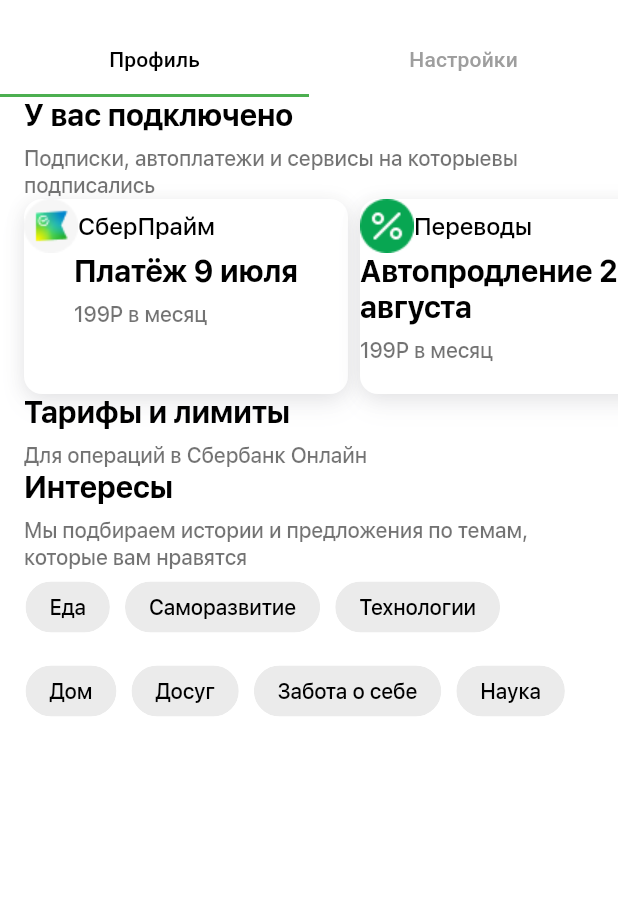
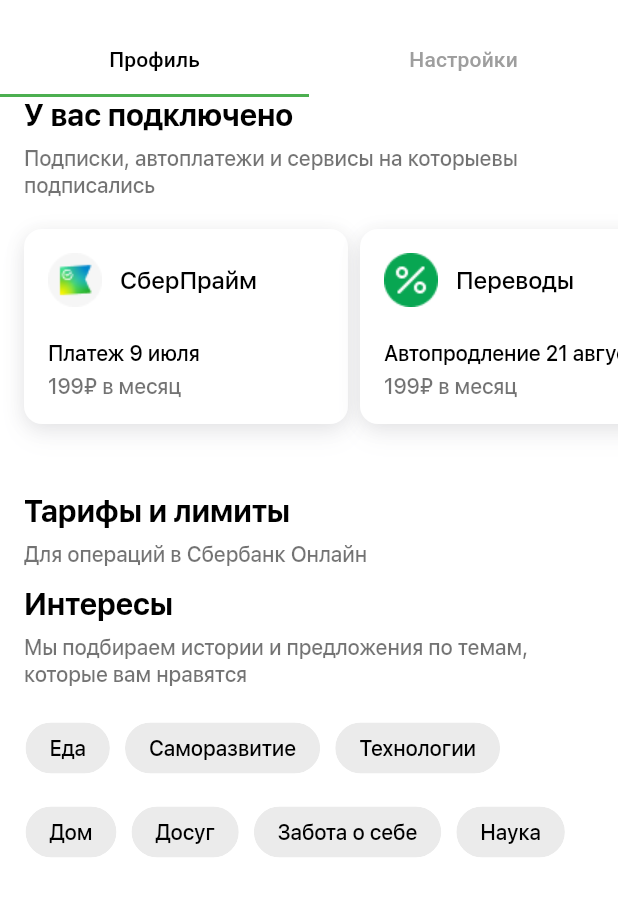
Before and after one commit to Nailloon/Sber_app, a Flutter app: the screen it shows after launch, on a phone screen of 412 x 824 dp, the part 275-1191 px from its top. Run offline on Flutter 3.47's test engine with Material 3 defaults, Android fonts, the phone set to English and light mode, and no system bars; generated files the repository leaves out were written again.

Commit message:
Improve appearence or UI off screen. Some changes

```diff
--- a/lib/main.dart
+++ b/lib/main.dart
@@ -1,7 +1,5 @@
 import 'package:flutter/material.dart';
 import 'package:sber_app_filyakin/screens/profileTabScreen.dart';
-import 'package:sber_app_filyakin/widgets/cards.dart';
-import 'package:sber_app_filyakin/widgets/headerAndText.dart';
 import 'package:sber_app_filyakin/widgets/sliverAppBarWithImage.dart';
 import 'package:sber_app_filyakin/utils/Strings.dart';
 import 'package:sber_app_filyakin/utils/TextThemes.dart';
@@ -35,8 +33,8 @@
             brightness: Brightness.light,
             primary: Colors.black,
             onPrimary: Colors.grey,
-            secondary: Colors.lightGreenAccent,
-            onSecondary: Colors.lightGreenAccent,
+            secondary: Colors.green,
+            onSecondary: Colors.green,
             error: Colors.red,
             onError: Colors.redAccent,
             background: Colors.white,
@@ -45,7 +43,7 @@
             onSurface: Colors.black),
         useMaterial3: true,
       ),
-      home: Home(),
+      home: const Home(),
     );
   }
 }
@@ -62,7 +60,7 @@
         child: NestedScrollView(
           headerSliverBuilder: (BuildContext context, bool innerBoxIsScrolled) {
             return <Widget>[
-              sliverAppBarWithImage(),
+              const sliverAppBarWithImage(),
               SliverAppBarTabBar(tabs: tabs)
             ];
           },
--- a/lib/screens/profileTabScreen.dart
+++ b/lib/screens/profileTabScreen.dart
@@ -10,24 +10,34 @@
   @override
   Widget build(BuildContext context) {
     var chipsText = [
-      "Еда",
-      "Саморазвитие",
-      "Технологии",
-      "Дом",
-      "Досуг",
-      "Забота о себе",
-      "Наука"
+      Strings.of(context).food,
+      Strings.of(context).selfDevelopment,
+      Strings.of(context).technologies,
+      Strings.of(context).home,
+      Strings.of(context).leisure,
+      Strings.of(context).selfcare,
+      Strings.of(context).science,
     ];
     var cards = [
       CardInfo(
-          labelText: "СберПрайм",
-          underCardText:
-              HeaderAndText(label: "Платёж 9 июля", text: "199Р в месяц"),
+          labelText: Strings.of(context).sberPrime,
+          underCardText: HeaderAndText(
+            label: Strings.of(context).paymentDate,
+            text: Strings.of(context).paymentPrice,
+            height: 4,
+            labelStyle: Theme.of(context).textTheme.labelMedium,
+            textStyle: Theme.of(context).textTheme.labelSmall,
+          ),
           image: "assets/images/sverPrime.png"),
       CardInfo(
-          labelText: "Переводы",
+          labelText: Strings.of(context).transfer,
           underCardText: HeaderAndText(
-              label: "Автопродление 21 августа", text: "199Р в месяц"),
+            label: Strings.of(context).paymentDate2,
+            text: Strings.of(context).paymentPrice,
+            height: 4,
+            labelStyle: Theme.of(context).textTheme.labelMedium,
+            textStyle: Theme.of(context).textTheme.labelSmall,
+          ),
           image: "assets/images/percent.png")
     ];
     return SafeArea(
@@ -46,19 +56,31 @@
                   child: Column(
                     crossAxisAlignment: CrossAxisAlignment.start,
                     children: [
-                      HeaderAndText(
+                      Padding(
+                        padding: const EdgeInsets.only(bottom: 20.0),
+                        child: HeaderAndText(
                           label: Strings.of(context).services,
                           text: Strings.of(context).servicesText,
                         ),
-                      SizedBox(
+                      ),
+                      Padding(
+                        padding: const EdgeInsets.only(bottom: 46.0),
+                        child: SizedBox(
                             height: 130,
                             child: ListViewWithMyCards(myCards: cards)),
-                      HeaderAndText(
+                      ),
+                      Padding(
+                        padding: const EdgeInsets.only(bottom: 12.0),
+                        child: HeaderAndText(
                             label: Strings.of(context).tariffs,
                             text: Strings.of(context).operations),
-                      HeaderAndText(
+                      ),
+                      Padding(
+                        padding: const EdgeInsets.only(bottom: 16.0),
+                        child: HeaderAndText(
                             label: Strings.of(context).interests,
                             text: Strings.of(context).interestsDescription),
+                      ),
                       ChipsWidget(
                           chipList: chipsText,
                           neutralColor:
--- a/lib/widgets/cards.dart
+++ b/lib/widgets/cards.dart
@@ -22,7 +22,7 @@
           decoration: BoxDecoration(
               color: Colors.white,
               borderRadius: BorderRadius.circular(12),
-              boxShadow: [
+              boxShadow: const [
                 BoxShadow(
                   color: Color(0x114F4F6C),
                   blurRadius: 14,
@@ -36,20 +36,29 @@
                   spreadRadius: 0,
                 )
               ]),
+          child: Padding(
+            padding: const EdgeInsets.all(16.0),
             child: Column(
-            mainAxisAlignment: MainAxisAlignment.start,
+              crossAxisAlignment: CrossAxisAlignment.start,
               children: [
                 Row(
                   children: [
                     Image.asset(cardInfo.image),
+                    const SizedBox(
+                      width: 12.0,
+                    ),
                     Text(
                       cardInfo.labelText,
                       style: Theme.of(context).textTheme.bodyMedium,
                     )
                   ],
                 ),
+                const SizedBox(
+                  height: 22.0,
+                ),
                 cardInfo.underCardText
               ],
+            ),
           ),
         ));
   }
@@ -58,17 +67,17 @@
 class ListViewWithMyCards extends StatelessWidget {
   final List<CardInfo> myCards;
 
-const ListViewWithMyCards({Key? key, required this.myCards}) : super(key: key);
+  const ListViewWithMyCards({Key? key, required this.myCards})
+      : super(key: key);
 
   @override
   Widget build(BuildContext context) {
     return ListView.separated(
       separatorBuilder: (BuildContext context, int index) {
-      return SizedBox(width:8.0);
+        return const SizedBox(width: 8.0);
       },
       clipBehavior: Clip.none,
       scrollDirection: Axis.horizontal,
-
       physics: const BouncingScrollPhysics(
           parent: AlwaysScrollableScrollPhysics(),
           decelerationRate: ScrollDecelerationRate.fast),
--- a/lib/widgets/chips.dart
+++ b/lib/widgets/chips.dart
@@ -5,7 +5,8 @@
   final Color neutralColor;
   final Color selectedColor;
 
-  ChipsWidget({
+  const ChipsWidget({
+    super.key,
     required this.chipList,
     required this.neutralColor,
     required this.selectedColor,
@@ -35,7 +36,7 @@
             widget.chipList[index],
             style: Theme.of(context).textTheme.labelMedium,
           ),
-          shape: StadiumBorder(),
+          shape: const StadiumBorder(),
           selected: isSelected[index],
           checkmarkColor: Colors.black,
           backgroundColor:
--- a/lib/widgets/headerAndText.dart
+++ b/lib/widgets/headerAndText.dart
@@ -4,25 +4,33 @@
   final String label;
   final String? text;
   final double? height;
-  const HeaderAndText({Key? key, required this.label, this.text, this.height})
+  final TextStyle? labelStyle;
+  final TextStyle? textStyle;
+  const HeaderAndText(
+      {Key? key,
+      required this.label,
+      this.text,
+      this.height,
+      this.labelStyle,
+      this.textStyle})
       : super(key: key);
   @override
   Widget build(BuildContext context) {
     return Column(crossAxisAlignment: CrossAxisAlignment.start, children: [
       Text(
         label,
-        style: Theme.of(context).textTheme.titleLarge,
+        style: labelStyle ?? Theme.of(context).textTheme.titleLarge,
       ),
       if (text != null)
         Column(
-          mainAxisAlignment: MainAxisAlignment.start,
+          crossAxisAlignment: CrossAxisAlignment.start,
           children: [
             SizedBox(
               height: height ?? 8.0,
             ),
             Text(
               text!,
-              style: Theme.of(context).textTheme.labelLarge,
+              style: textStyle ?? Theme.of(context).textTheme.labelLarge,
             )
           ],
         )
```
Lines whose indentation alone changed are shown as unchanged.
